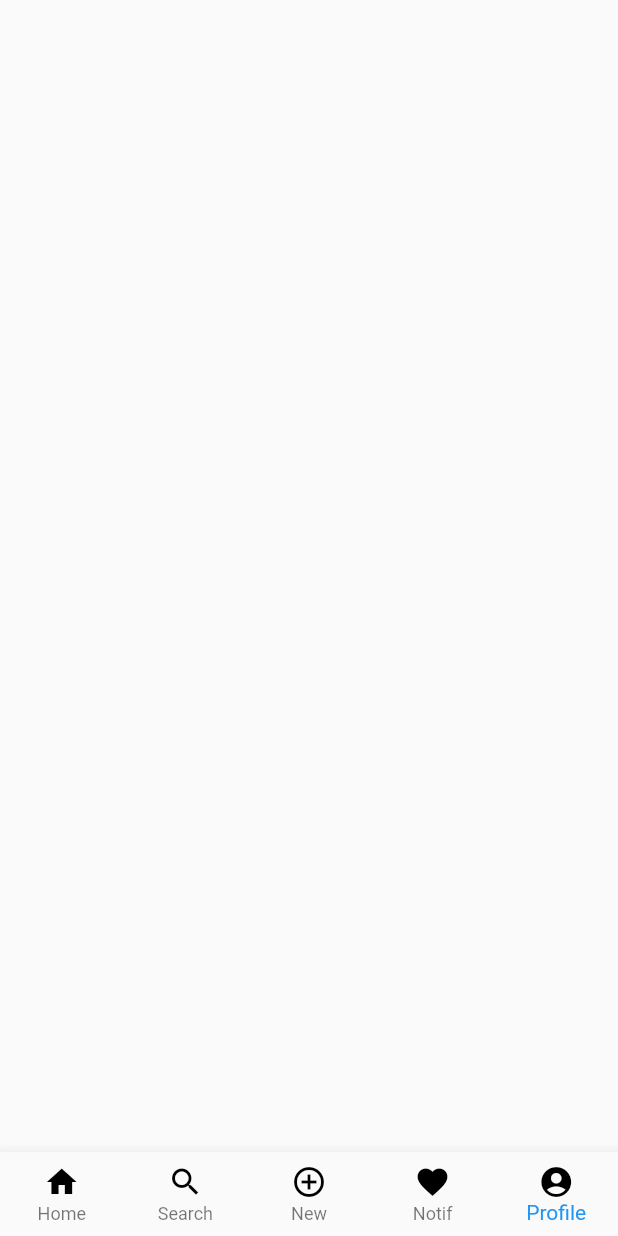
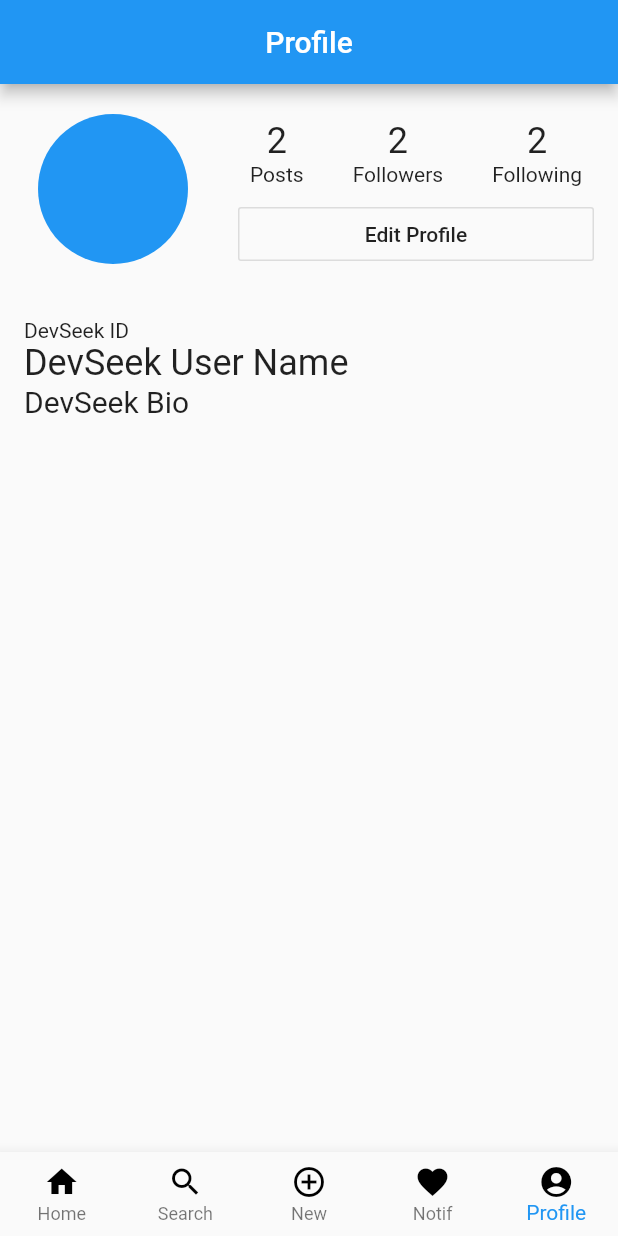
Before and after one commit to Rishabh510/devseek, a Flutter app: the screen it shows after launch, item 5 of the bottom bar chosen, on a phone screen of 412 x 824 dp. Run offline on Flutter 3.47's test engine with Material 2 defaults, Android fonts, the phone set to English and light mode, and no system bars.

Commit message:
lesson_6 complete

```diff
--- a/lib/views/profileView.dart
+++ b/lib/views/profileView.dart
@@ -1,8 +1,121 @@
+import 'dart:ui';
+
+import 'package:devseek/constants.dart';
 import 'package:flutter/material.dart';
 
-class ProfileView extends StatelessWidget {
+class ProfileView extends StatefulWidget {
+  @override
+  _ProfileViewState createState() => _ProfileViewState();
+}
+
+class _ProfileViewState extends State<ProfileView> {
   @override
   Widget build(BuildContext context) {
-    return Container();
+    return Scaffold(
+      appBar: AppBar(
+        centerTitle: true,
+        title: Text('Profile'),
+      ),
+      body: SingleChildScrollView(
+        child: Column(
+          crossAxisAlignment: CrossAxisAlignment.stretch,
+          children: [
+            Padding(
+              padding: const EdgeInsets.all(16.0),
+              child: Row(
+                children: [
+                  Expanded(
+                    flex: 1,
+                    child: Container(
+                      height: 100,
+                      decoration: BoxDecoration(
+                        color: blue,
+                        shape: BoxShape.circle,
+                      ),
+                    ),
+                  ),
+                  SizedBox(
+                    width: 24,
+                  ),
+                  Expanded(
+                    flex: 2,
+                    child: Column(
+                      crossAxisAlignment: CrossAxisAlignment.stretch,
+                      children: [
+                        Row(
+                          mainAxisAlignment: MainAxisAlignment.spaceBetween,
+                          children: [
+                            Padding(
+                              padding: const EdgeInsets.all(8.0),
+                              child: Column(
+                                children: [
+                                  Text(
+                                    '2',
+                                    style: TextStyle(fontSize: 24),
+                                  ),
+                                  Text('Posts'),
+                                ],
+                              ),
+                            ),
+                            Padding(
+                              padding: const EdgeInsets.all(8.0),
+                              child: Column(
+                                children: [
+                                  Text(
+                                    '2',
+                                    style: TextStyle(fontSize: 24),
+                                  ),
+                                  Text('Followers'),
+                                ],
+                              ),
+                            ),
+                            Padding(
+                              padding: const EdgeInsets.all(8.0),
+                              child: Column(
+                                children: [
+                                  Text(
+                                    '2',
+                                    style: TextStyle(fontSize: 24),
+                                  ),
+                                  Text('Following'),
+                                ],
+                              ),
+                            ),
+                          ],
+                        ),
+                        OutlineButton(
+                          onPressed: () {},
+                          child: Text('Edit Profile'),
+                        ),
+                      ],
+                    ),
+                  ),
+                ],
+              ),
+            ),
+            Padding(
+              padding: const EdgeInsets.all(16.0),
+              child: Align(
+                alignment: Alignment.centerLeft,
+                child: Column(
+                  crossAxisAlignment: CrossAxisAlignment.start,
+                  children: [
+                    Text('DevSeek ID'),
+                    Text(
+                      'DevSeek User Name',
+                      style: TextStyle(fontSize: 24),
+                    ),
+                    Text(
+                      'DevSeek Bio',
+                      style: TextStyle(fontSize: 20),
+                    ),
+                  ],
+                ),
+              ),
+            ),
+          ],
+        ),
+      ),
+    );
   }
 }
```
